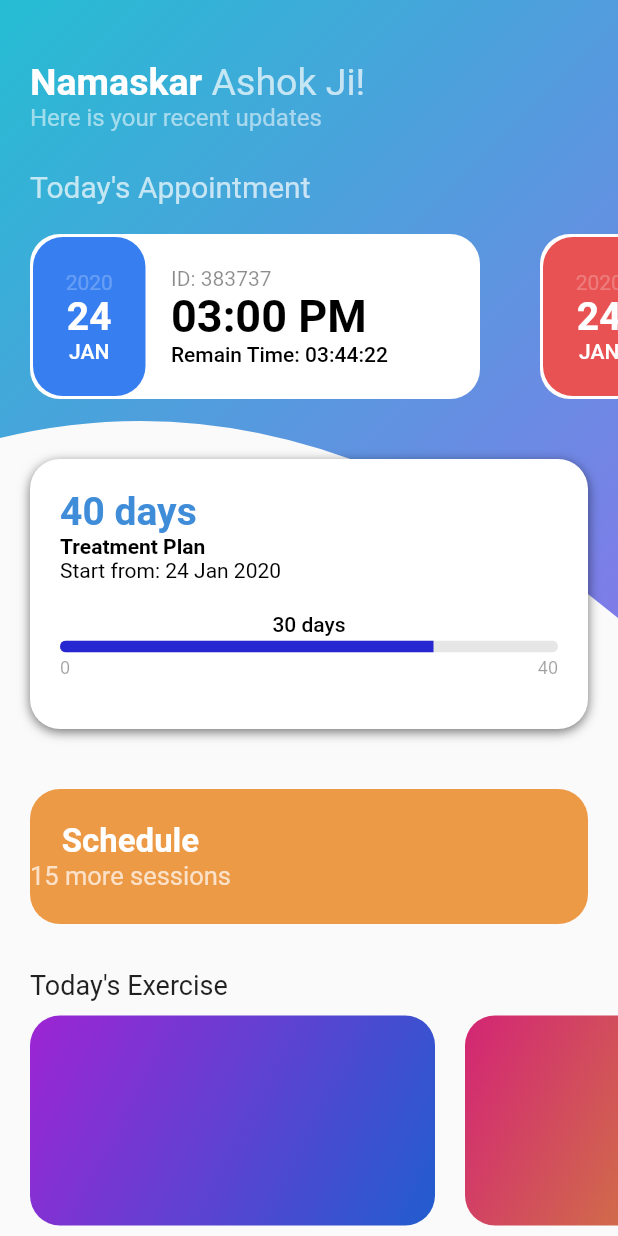
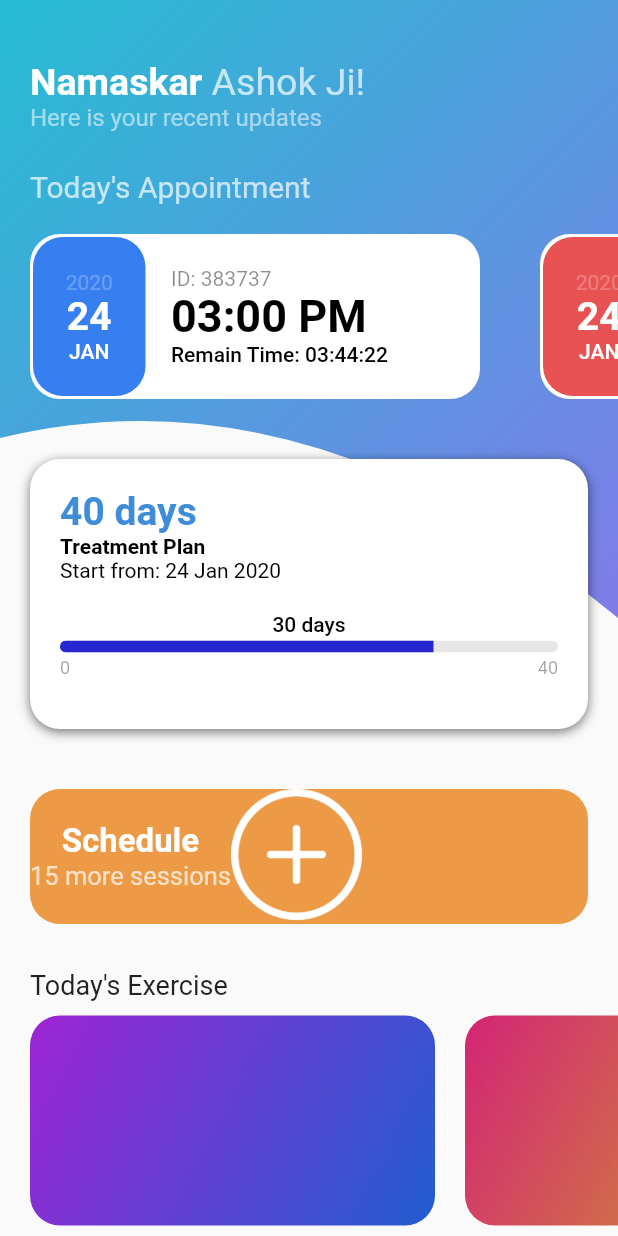
Before and after one commit to jmukul00/Flutter-UI, a Flutter app: the screen it shows after launch, on a phone screen of 412 x 824 dp. Run offline on Flutter 3.47's test engine with Material 2 defaults, Android fonts, the phone set to English and light mode, and no system bars.

```diff
--- a/lib/widgets/schedule.dart
+++ b/lib/widgets/schedule.dart
@@ -21,7 +21,8 @@ class Schedule extends StatelessWidget {
               Text("Schedule", style: TextStyle(fontWeight: FontWeight.bold, color: Colors.white, fontSize: 22),),
               Text("15 more sessions", style: TextStyle(color: Colors.white70, fontSize: 17),)
             ],
-          )
+          ),
+         Image.asset("assets/images/add.png"),
         ],
       ),
     );
--- a/pubspec.yaml
+++ b/pubspec.yaml
@@ -59,9 +59,8 @@ flutter:
   uses-material-design: true
 
   # To add assets to your application, add an assets section, like this:
-  # assets:
-  #   - images/a_dot_burr.jpeg
-  #   - images/a_dot_ham.jpeg
+  assets:
+    - assets/images/
 
   # An image asset can refer to one or more resolution-specific "variants", see
   # https://flutter.dev/assets-and-images/#resolution-aware
```
Also changed, not shown: assets/images/add.png (added), assets/images/bell.png (added), assets/images/calender.png (added), assets/images/clock.png (added), assets/images/play.png (added), assets/images/rect.png (added), assets/images/run.png (added), assets/images/yoga.png (added).
